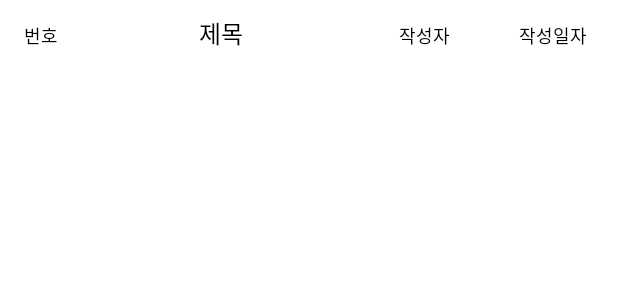
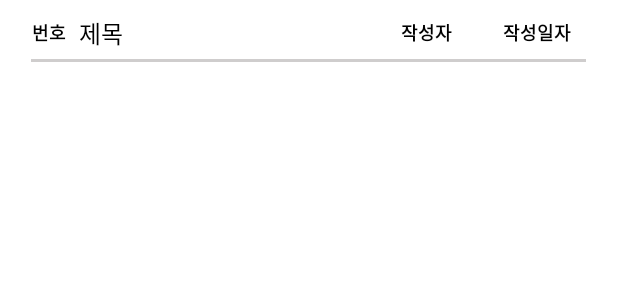
Before and after one commit to giljihun/HanTongSok, an Android app: the layout haksa_item.xml on its own in the app's theme, with its tools: preview values and no code run, on a phone screen of 412 x 824 dp. Shown: the top 300 px of the screen. Run offline under Robolectric (Android 15) with nearby library versions, the phone set to English and light mode, and no system bars.

Commit message:
**** 2023.06.13.(TUS). ****
Modify. 크롤링 시간 단축, 레이아웃 일부 수정
-> 로그를 찍어보니 불필요한 페이지 이동버튼을 눌러서 1페이지를 3번이나 크롤링 반복을 하고 있었음. (시간단축)
-> 2023년 1월 1일 이전의 글을 발견할 경우, 전체 크롤링을 중지하게 함. (시간단축)
-> 폰트 크기 수정

```diff
--- a/app/src/main/res/layout/haksa_item.xml
+++ b/app/src/main/res/layout/haksa_item.xml
@@ -2,58 +2,76 @@
 <LinearLayout xmlns:android="http://schemas.android.com/apk/res/android"
     android:layout_width="match_parent"
     android:layout_height="wrap_content"
-    android:orientation="horizontal"
+    android:orientation="vertical"
     android:paddingTop="10dp">
+
+    <LinearLayout
+        android:layout_width="386dp"
+        android:layout_height="wrap_content"
+        android:layout_gravity="center"
+        android:gravity="center">
 
         <TextView
             android:id="@+id/tvPostNumber"
-        android:layout_width="50dp"
+            android:layout_width="40dp"
             android:layout_height="wrap_content"
+            android:layout_weight="0.5"
+            android:fontFamily="@font/chosunnm"
+            android:gravity="center"
+            android:text="번호"
+            android:textColor="@color/black"
             android:textSize="12dp"
-        android:text="번호"
-        android:fontFamily="@font/chosunnm"
-        android:layout_weight="0.5"
-        android:gravity="center"
-        android:textColor="@color/black"/>
+            android:textStyle="bold" />
 
 
         <TextView
             android:id="@+id/tvPostTitle"
-        android:layout_width="150dp"
+            android:layout_width="193dp"
             android:layout_height="wrap_content"
-        android:textSize="16dp"
-        android:text="제목"
-        android:fontFamily="@font/chosunnm"
             android:layout_weight="3"
-        android:gravity="center"
+            android:singleLine="true"
             android:ellipsize="marquee"
             android:focusable="true"
             android:focusableInTouchMode="true"
             android:marqueeRepeatLimit="marquee_forever"
             android:scrollHorizontally="true"
-        android:singleLine="true"
-        android:textColor="@color/black"/>
+            android:text="제목"
+            android:fontFamily="@font/chosunnm"
+            android:textColor="@color/black"
+            android:textSize="16dp" />
 
         <TextView
             android:id="@+id/tvPostAuthor"
-        android:layout_width="80dp"
+            android:layout_width="67dp"
             android:layout_height="wrap_content"
+            android:layout_weight="0.5"
+            android:fontFamily="@font/chosunnm"
+            android:gravity="center"
+            android:text="작성자"
+            android:textColor="@color/black"
             android:textSize="12dp"
-        android:text="작성자"
-        android:fontFamily="@font/chosunnm"
-        android:layout_weight="0.5"
-        android:gravity="center"
-        android:textColor="@color/black"/>
+            android:textStyle="bold" />
 
         <TextView
             android:id="@+id/tvPostDate"
             android:layout_width="80dp"
             android:layout_height="wrap_content"
+            android:layout_weight="0.5"
+            android:fontFamily="@font/chosunnm"
+            android:gravity="center"
+            android:text="작성일자"
+            android:textColor="@color/black"
             android:textSize="12dp"
-        android:text="작성일자"
-        android:fontFamily="@font/chosunnm"
-        android:layout_weight="0.5"
-        android:gravity="center"
-        android:textColor="@color/black"/>
+            android:textStyle="bold" />
+    </LinearLayout>
+
+    <View
+        android:id="@+id/separatorView"
+        android:layout_width="370dp"
+        android:layout_height="2dp"
+        android:background="#CFCDCD"
+        android:layout_gravity="center"
+        android:layout_marginTop="5dp"/>
+
 
 </LinearLayout>
```
Also changed, not shown: app/src/main/java/com/example/hantongsok/HaksaAdapter.java (+33 -22 lines), app/src/main/java/com/example/hantongsok/HaksaPage.java (+10 -1 lines), app/src/main/res/layout/activity_haksa.xml (+20 -16 lines). Lines whose indentation alone changed are shown as unchanged.
